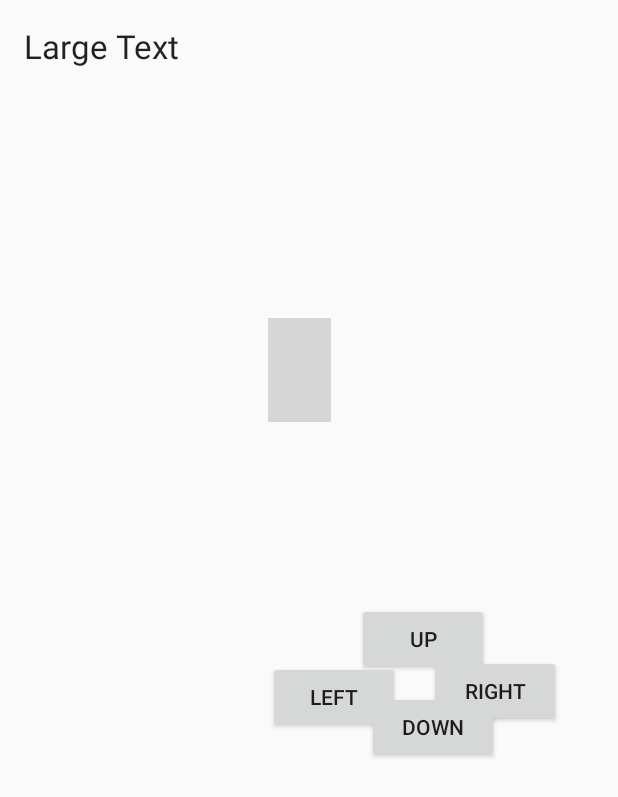
After one commit to adeemwt/NewTankGame, an Android app: the layout activity_in_game_map.xml on its own in the app's theme, with its tools: preview values and no code run, on a phone screen of 412 x 824 dp. The commit adds this screen. Shown: the top 797 px of the screen. Run offline under Robolectric (Android 15) with nearby library versions, the phone set to English and light mode, and no system bars; grey boxes are pictures that could not be loaded.

Commit message:
update in 20.9

```diff
--- /dev/null
+++ b/app/src/main/res/layout/activity_in_game_map.xml
@@ -0,0 +1,102 @@
+<?xml version="1.0" encoding="utf-8"?>
+<AbsoluteLayout xmlns:android="http://schemas.android.com/apk/res/android"
+    xmlns:tools="http://schemas.android.com/tools"
+    android:layout_width="match_parent"
+    android:layout_height="match_parent"
+    android:paddingBottom="@dimen/activity_vertical_margin"
+    android:paddingLeft="@dimen/activity_horizontal_margin"
+    android:paddingRight="@dimen/activity_horizontal_margin"
+    android:paddingTop="@dimen/activity_vertical_margin"
+    tools:context="com.example.adeem.tankgame.inGameMap">
+
+    <TextView
+        android:layout_width="wrap_content"
+        android:layout_height="wrap_content"
+        android:textAppearance="?android:attr/textAppearanceLarge"
+        android:text="Large Text"
+        android:id="@+id/gyrosxample"
+
+        />
+
+    <Button
+        android:layout_width="wrap_content"
+        android:layout_height="wrap_content"
+        android:text="up"
+        android:id="@+id/upBTN"
+        android:layout_marginBottom="119dp"
+        android:layout_marginEnd="56dp"
+        android:layout_x="222dp"
+        android:layout_y="386dp" />
+
+    <Button
+        android:layout_width="wrap_content"
+        android:layout_height="wrap_content"
+        android:text="LEFT"
+        android:id="@+id/leftBTN"
+        android:layout_marginTop="44dp"
+        android:layout_x="163dp"
+        android:layout_y="425dp" />
+
+    <Button
+        android:layout_width="wrap_content"
+        android:layout_height="wrap_content"
+        android:text="RIGHT"
+        android:id="@+id/rightBTN"
+
+        android:layout_x="270dp"
+        android:layout_y="421dp" />
+
+    <Button
+        android:layout_width="wrap_content"
+        android:layout_height="wrap_content"
+        android:text="DOWN"
+        android:id="@+id/downBTN"
+        android:layout_x="229dp"
+        android:layout_y="445dp" />
+
+    <ImageButton
+        android:layout_width="42dp"
+        android:layout_height="69dp"
+        android:id="@+id/ourTank"
+        android:layout_x="163dp"
+        android:layout_y="196dp"
+        android:background="@drawable/tank" />
+
+    <ImageView
+        android:layout_width="56dp"
+        android:layout_height="66dp"
+        android:id="@+id/target2"
+        android:background="@drawable/target_goat"
+        android:visibility="gone"
+/>
+
+    <ImageView
+        android:layout_width="56dp"
+        android:layout_height="66dp"
+        android:id="@+id/target1"
+        android:background="@drawable/target_goat"
+        android:visibility="gone"/>
+
+    <ImageView
+        android:layout_width="56dp"
+        android:layout_height="66dp"
+        android:id="@+id/target5"
+        android:background="@drawable/target_goat"
+        android:visibility="gone"/>
+
+    <ImageView
+        android:layout_width="56dp"
+        android:layout_height="66dp"
+        android:id="@+id/target3"
+        android:background="@drawable/target_goat"
+        android:visibility="gone"/>
+
+    <ImageView
+        android:layout_width="56dp"
+        android:layout_height="66dp"
+        android:id="@+id/target4"
+        android:background="@drawable/target_goat"
+        android:visibility="gone"/>
+
+
+</AbsoluteLayout>
```
Also changed, not shown: app/build.gradle (+6 -1 lines), app/src/main/AndroidManifest.xml (+3 -4 lines), app/src/main/java/classes/Map.java (+24 -0 lines), app/src/main/java/classes/Player.java (+6 -1 lines), app/src/main/java/classes/Taget.java (added, +53 -0 lines), app/src/main/java/classes/Tank.java (+14 -2 lines), app/src/main/java/com/example/adeem/tankgame/MainActivity.java (+8 -1 lines), app/src/main/java/com/example/adeem/tankgame/inGameMap.java (added, +286 -0 lines).
